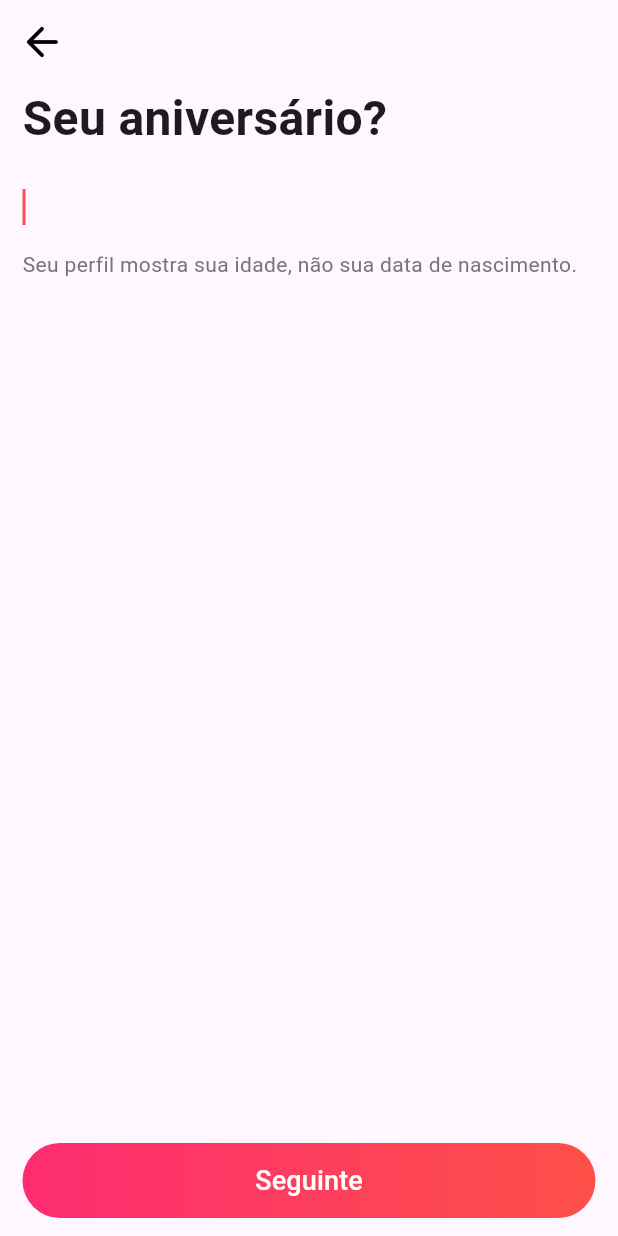
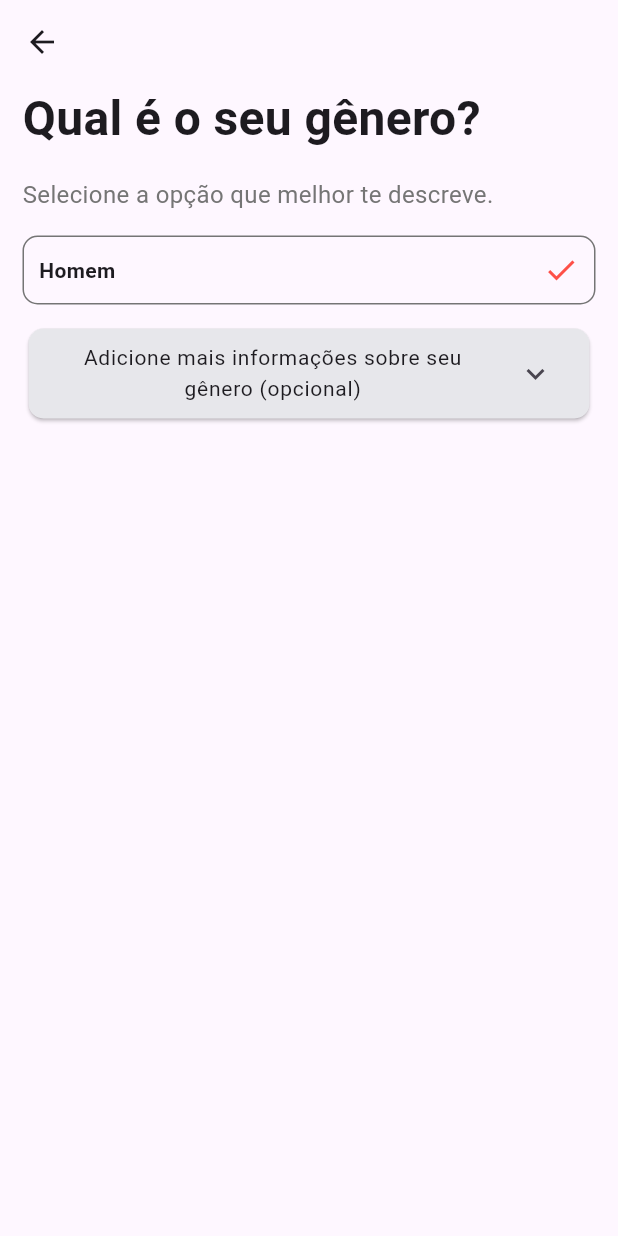
Before and after one commit to YLeall/tinder_clone, a Flutter app: the InsertBirthdayScreen screen opened by its route, after a tap on "Seguinte", on a phone screen of 412 x 824 dp. Run offline on Flutter 3.47's test engine with Material 3 defaults, Android fonts, the phone set to English and light mode, and no system bars; our stand-ins replace get, mask_text_input_formatter.

Commit message:
init_gender_screen

```diff
--- a/lib/src/page_routes/app_pages.dart
+++ b/lib/src/page_routes/app_pages.dart
@@ -4,6 +4,7 @@ import 'package:tinder_clone/src/pages/auth/view/auth_number_screen.dart';
 import 'package:tinder_clone/src/pages/auth/view/insert_birthday_screen.dart';
 import 'package:tinder_clone/src/pages/auth/view/insert_email_problem_sign_in_screen.dart';
 import 'package:tinder_clone/src/pages/auth/view/insert_email_screen.dart';
+import 'package:tinder_clone/src/pages/auth/view/insert_gender_screen.dart';
 import 'package:tinder_clone/src/pages/auth/view/insert_name_screen.dart';
 import 'package:tinder_clone/src/pages/auth/view/problem_sign_in_screen.dart';
 import 'package:tinder_clone/src/pages/auth/view/sign_in_screen.dart';
@@ -45,7 +46,11 @@ abstract class AppPages {
     ),
     GetPage(
       name: PagesRoutes.insertBirthdayRoute,
-      page: () => const InsertBirthdayScreen(),
+      page: () => InsertBirthdayScreen(),
+    ),
+    GetPage(
+      name: PagesRoutes.insertGenderRoute,
+      page: () => InsertGenderScreen(),
     ),
   ];
 }
@@ -61,5 +66,6 @@ abstract class PagesRoutes {
   static const String insertNameRoute = '/insertName';
   static const String insertEmailRoute = '/insertEmail';
   static const String insertBirthdayRoute = '/insertBirthday';
+  static const String insertGenderRoute = '/insertGender';
   static const String welcomeRoute = '/welcome';
 }
--- /dev/null
+++ b/lib/src/pages/auth/view/insert_gender_screen.dart
@@ -0,0 +1,142 @@
+import 'package:flutter/material.dart';
+
+class InsertGenderScreen extends StatelessWidget {
+  InsertGenderScreen({super.key});
+
+  final List<String> listTitleGender = [
+    'Homem cis',
+    'Homem intersexual',
+    'Homem trans',
+    'Transmasculine',
+    'Não listado',
+  ];
+
+  @override
+  Widget build(BuildContext context) {
+    return Scaffold(
+      appBar: AppBar(),
+      body: Scaffold(
+        body: Padding(
+          padding: const EdgeInsets.symmetric(
+            horizontal: 15,
+          ),
+          child: Column(
+            crossAxisAlignment: CrossAxisAlignment.stretch,
+            children: [
+              const Text(
+                "Qual é o seu gênero?",
+                style: TextStyle(
+                  fontWeight: FontWeight.bold,
+                  fontSize: 32,
+                ),
+              ),
+              const SizedBox(
+                height: 16,
+              ),
+              Text(
+                'Selecione a opção que melhor te descreve.',
+                style: TextStyle(
+                  color: Colors.grey.shade600,
+                  fontSize: 16,
+                ),
+              ),
+              const SizedBox(
+                height: 16,
+              ),
+              GestureDetector(
+                onTap: () {},
+                child: Container(
+                  padding: const EdgeInsets.all(10),
+                  decoration: BoxDecoration(
+                    border: Border.all(
+                      color: Colors.grey.shade600,
+                    ),
+                    borderRadius: BorderRadius.circular(10),
+                  ),
+                  child: const Row(
+                    mainAxisAlignment: MainAxisAlignment.spaceBetween,
+                    children: [
+                      Text(
+                        'Homem',
+                        style: TextStyle(
+                          fontWeight: FontWeight.w600,
+                        ),
+                      ),
+                      Visibility(
+                        visible: true,
+                        child: Icon(
+                          Icons.check,
+                          color: Color(0xFFFE5048),
+                        ),
+                      ),
+                    ],
+                  ),
+                ),
+              ),
+              const SizedBox(
+                height: 12,
+              ),
+              Card(
+                color: const Color.fromARGB(255, 231, 231, 235),
+                shape: RoundedRectangleBorder(
+                  borderRadius: BorderRadius.circular(10),
+                ),
+                child: Theme(
+                  data: Theme.of(context).copyWith(
+                    dividerColor: Colors.transparent,
+                    highlightColor: Colors.transparent,
+                    splashColor: Colors.transparent,
+                  ),
+                  child: ExpansionTile(
+                    childrenPadding: const EdgeInsets.all(15),
+                    expandedCrossAxisAlignment: CrossAxisAlignment.stretch,
+                    title: const Text(
+                      'Adicione mais informações sobre seu gênero (opcional)',
+                      textAlign: TextAlign.center,
+                      style: TextStyle(
+                        fontSize: 14,
+                      ),
+                    ),
+                    children: [
+                      Container(
+                        padding: const EdgeInsets.all(8),
+                        decoration: BoxDecoration(
+                          color: Colors.white,
+                          border: Border.all(
+                            color: Colors.grey.shade600,
+                            width: 1.5,
+                          ),
+                          borderRadius: BorderRadius.circular(10),
+                        ),
+                        child: Column(
+                          crossAxisAlignment: CrossAxisAlignment.start,
+                          children: [
+                            const Text(
+                              'Homem cis',
+                              style: TextStyle(
+                                fontWeight: FontWeight.bold,
+                              ),
+                            ),
+                            const SizedBox(
+                              height: 5,
+                            ),
+                            Text(
+                              'Um homem cujo gênero está alinhado ao que recebeu ao nascimento.',
+                              style: TextStyle(
+                                color: Colors.grey.shade700,
+                              ),
+                            ),
+                          ],
+                        ),
+                      ),
+                    ],
+                  ),
+                ),
+              ),
+            ],
+          ),
+        ),
+      ),
+    );
+  }
+}
--- a/pubspec.yaml
+++ b/pubspec.yaml
@@ -37,7 +37,7 @@ dependencies:
   cupertino_icons: ^1.0.2
   get: ^4.6.5
   otp_pin_field: ^1.2.2
-
+  mask_text_input_formatter: ^2.7.0
 
 
 dev_dependencies:
```
Also changed, not shown: lib/src/pages/auth/view/insert_birthday_screen.dart (+58 -5 lines), pubspec.lock.
